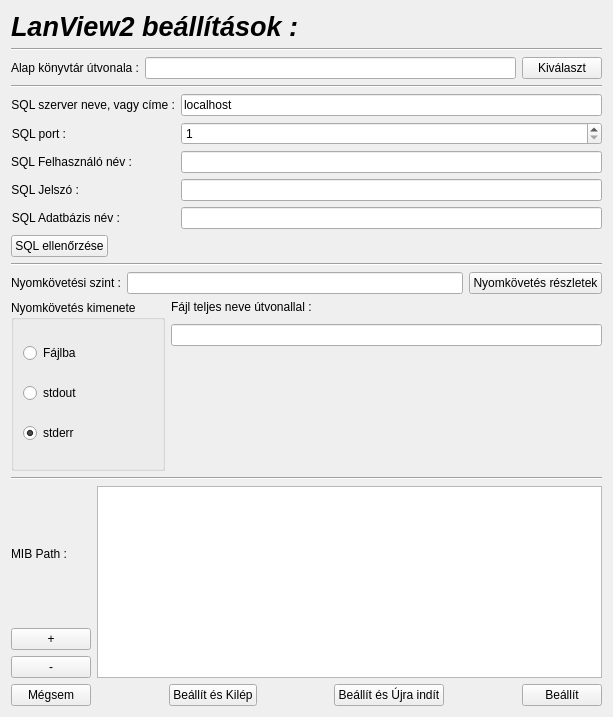
Above: lv2g/setup.ui from csikfer/lanview2 before the change. Below: the same form after it.
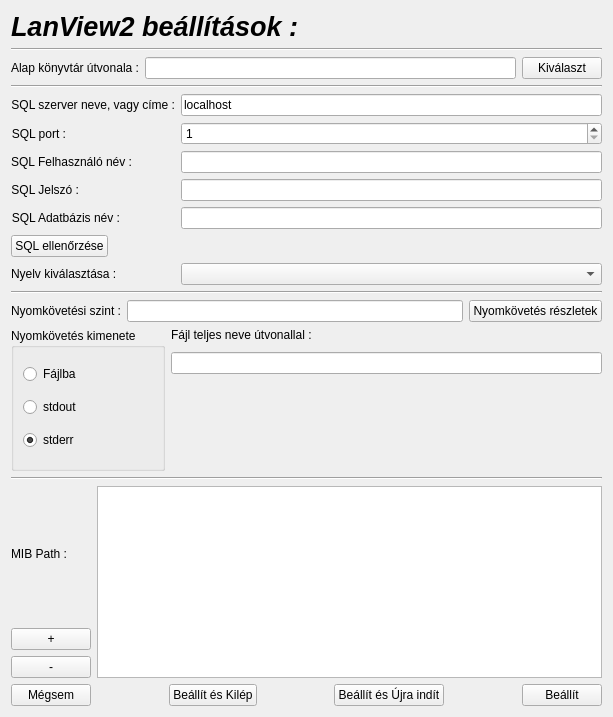
That is the form after the change. Icons and pictures are not drawn.

```diff
--- a/lv2g/setup.ui
+++ b/lv2g/setup.ui
@@ -421,6 +421,16 @@
        </property>
       </widget>
      </item>
+     <item row="6" column="0">
+      <widget class="QLabel" name="label_10">
+       <property name="text">
+        <string>Nyelv kiválasztása :</string>
+       </property>
+      </widget>
+     </item>
+     <item row="6" column="1">
+      <widget class="QComboBox" name="comboBoxLang"/>
+     </item>
      <item row="5" column="0">
       <widget class="QPushButton" name="CheckSql">
        <property name="text">
```
Left out of the diff: 2 changed lines with no effect on the pictures.
